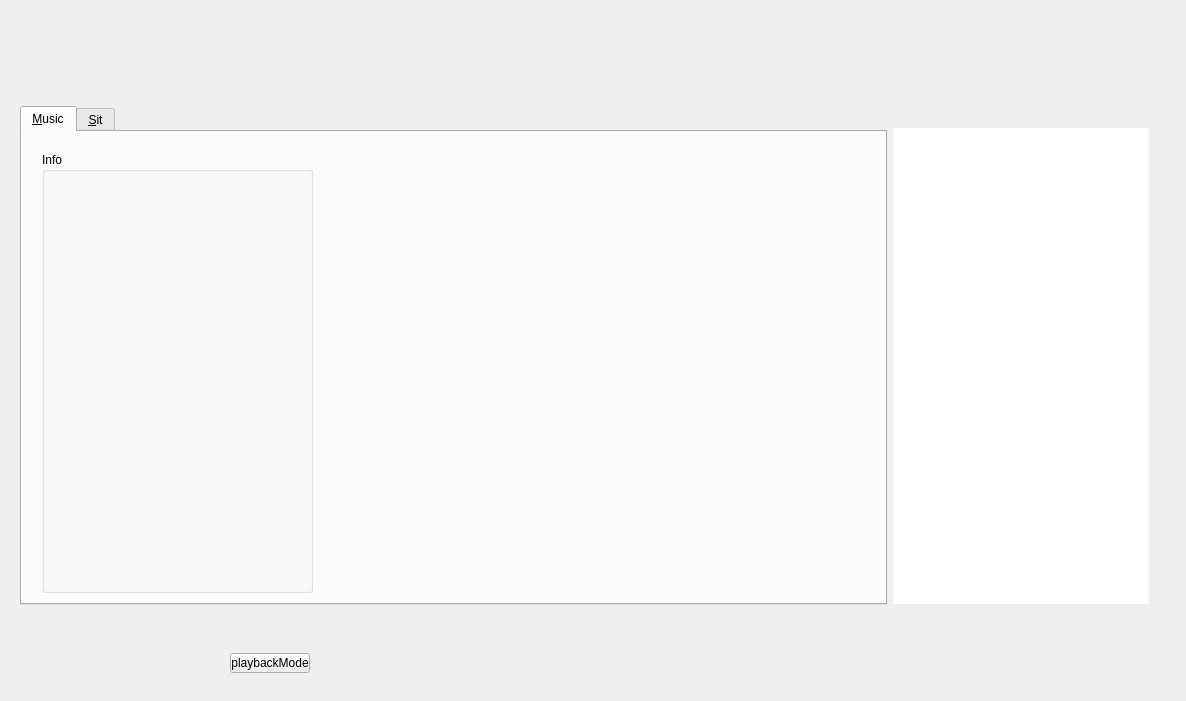
This is myplayer.ui in JiangJinming/Player as Qt 5 draws it before an edit. The edited form follows.
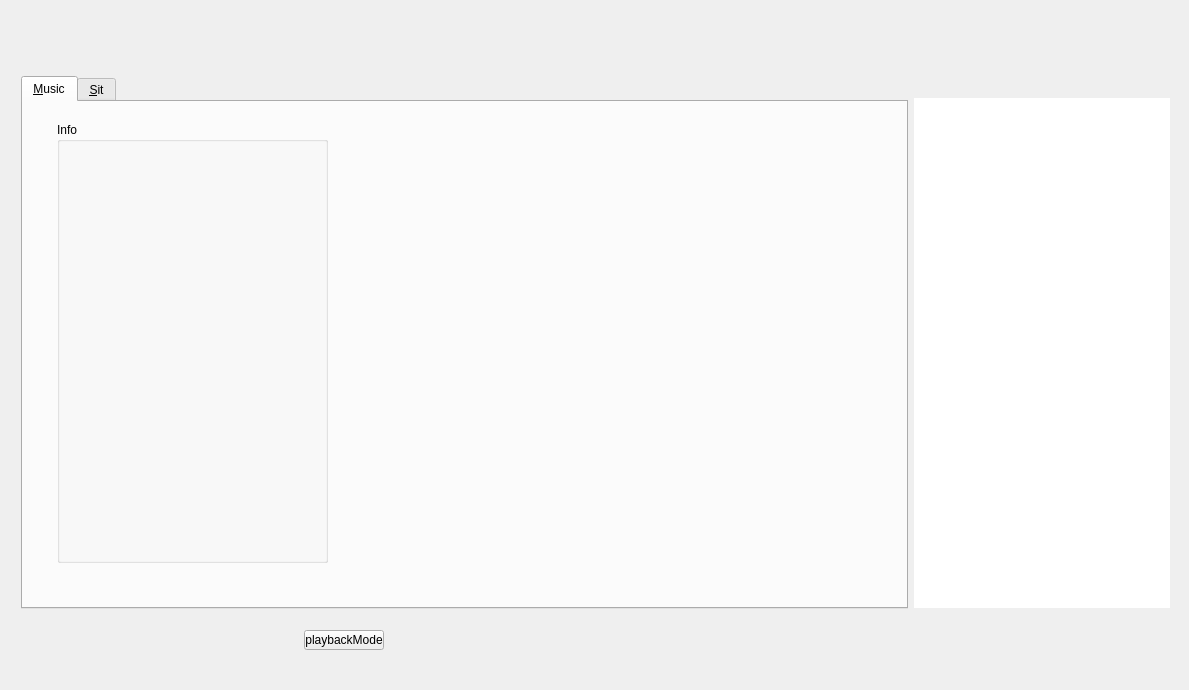
This is the edited form. Icons and pictures are not drawn. Custom widgets are drawn as their Qt base class.

What changed in the file:
```diff
--- a/myplayer.ui
+++ b/myplayer.ui
@@ -6,8 +6,8 @@
    <rect>
     <x>0</x>
     <y>0</y>
-    <width>1186</width>
-    <height>701</height>
+    <width>1189</width>
+    <height>690</height>
    </rect>
   </property>
   <property name="windowTitle">
@@ -17,8 +17,8 @@
    <widget class="QWidget" name="layoutWidget">
     <property name="geometry">
      <rect>
-      <x>350</x>
-      <y>650</y>
+      <x>424</x>
+      <y>627</y>
       <width>491</width>
       <height>17</height>
      </rect>
@@ -50,183 +50,8 @@
    <widget class="QWidget" name="layoutWidget">
     <property name="geometry">
      <rect>
-      <x>9</x>
-      <y>95</y>
-      <width>1151</width>
-      <height>521</height>
-     </rect>
-    </property>
-    <layout class="QHBoxLayout" name="MainHorizontalLayout">
-     <item>
-      <widget class="QTabWidget" name="mainTabWidget">
-       <property name="tabPosition">
-        <enum>QTabWidget::North</enum>
-       </property>
-       <property name="tabShape">
-        <enum>QTabWidget::Rounded</enum>
-       </property>
-       <property name="currentIndex">
-        <number>0</number>
-       </property>
-       <widget class="QWidget" name="musicTap">
-        <attribute name="title">
-         <string>&amp;Music</string>
-        </attribute>
-        <widget class="QGroupBox" name="infoGroupBox">
-         <property name="geometry">
-          <rect>
-           <x>20</x>
-           <y>20</y>
-           <width>271</width>
-           <height>441</height>
-          </rect>
-         </property>
-         <property name="title">
-          <string>Info</string>
-         </property>
-         <widget class="MyInfoWidget" name="infoWidget" native="true">
-          <property name="geometry">
-           <rect>
-            <x>30</x>
-            <y>40</y>
-            <width>211</width>
-            <height>381</height>
-           </rect>
-          </property>
-         </widget>
-        </widget>
-        <widget class="MyLRCWidget" name="LRCWidget" native="true">
-         <property name="geometry">
-          <rect>
-           <x>330</x>
-           <y>40</y>
-           <width>451</width>
-           <height>421</height>
-          </rect>
-         </property>
-        </widget>
-       </widget>
-       <widget class="QWidget" name="sitTab">
-        <attribute name="title">
-         <string>&amp;Sit</string>
-        </attribute>
-        <attribute name="whatsThis">
-         <string>sit something</string>
-        </attribute>
-        <widget class="QLabel" name="addDirLabel">
-         <property name="geometry">
-          <rect>
-           <x>50</x>
-           <y>80</y>
-           <width>71</width>
-           <height>16</height>
-          </rect>
-         </property>
-         <property name="text">
-          <string>add folder</string>
-         </property>
-        </widget>
-        <widget class="QPushButton" name="addDirButton">
-         <property name="geometry">
-          <rect>
-           <x>130</x>
-           <y>80</y>
-           <width>75</width>
-           <height>23</height>
-          </rect>
-         </property>
-         <property name="text">
-          <string>choose</string>
-         </property>
-        </widget>
-        <widget class="QListWidget" name="dirListWidget">
-         <property name="geometry">
-          <rect>
-           <x>60</x>
-           <y>120</y>
-           <width>256</width>
-           <height>192</height>
-          </rect>
-         </property>
-        </widget>
-        <widget class="QPushButton" name="refreshButton">
-         <property name="geometry">
-          <rect>
-           <x>250</x>
-           <y>80</y>
-           <width>80</width>
-           <height>20</height>
-          </rect>
-         </property>
-         <property name="text">
-          <string>refresh</string>
-         </property>
-        </widget>
-       </widget>
-      </widget>
-     </item>
-     <item>
-      <layout class="QVBoxLayout" name="filesVerticalLayout">
-       <item>
-        <spacer name="filesUpVerticalSpacer">
-         <property name="orientation">
-          <enum>Qt::Vertical</enum>
-         </property>
-         <property name="sizeType">
-          <enum>QSizePolicy::Fixed</enum>
-         </property>
-         <property name="sizeHint" stdset="0">
-          <size>
-           <width>20</width>
-           <height>22</height>
-          </size>
-         </property>
-        </spacer>
-       </item>
-       <item>
-        <widget class="QListWidget" name="filesListWidget">
-         <property name="sizePolicy">
-          <sizepolicy hsizetype="Preferred" vsizetype="Expanding">
-           <horstretch>0</horstretch>
-           <verstretch>0</verstretch>
-          </sizepolicy>
-         </property>
-         <property name="styleSheet">
-          <string notr="true"/>
-         </property>
-         <property name="frameShape">
-          <enum>QFrame::NoFrame</enum>
-         </property>
-         <property name="lineWidth">
-          <number>2</number>
-         </property>
-        </widget>
-       </item>
-       <item>
-        <spacer name="filesDownVerticalSpacer">
-         <property name="orientation">
-          <enum>Qt::Vertical</enum>
-         </property>
-         <property name="sizeType">
-          <enum>QSizePolicy::Fixed</enum>
-         </property>
-         <property name="sizeHint" stdset="0">
-          <size>
-           <width>20</width>
-           <height>1</height>
-          </size>
-         </property>
-        </spacer>
-       </item>
-      </layout>
-     </item>
-    </layout>
-   </widget>
-   <widget class="QWidget" name="layoutWidget">
-    <property name="geometry">
-     <rect>
-      <x>860</x>
-      <y>650</y>
+      <x>934</x>
+      <y>627</y>
       <width>128</width>
       <height>17</height>
      </rect>
@@ -288,8 +113,8 @@
    <widget class="QWidget" name="layoutWidget">
     <property name="geometry">
      <rect>
-      <x>9</x>
-      <y>634</y>
+      <x>83</x>
+      <y>611</y>
       <width>160</width>
       <height>58</height>
      </rect>
@@ -393,8 +218,8 @@
    <widget class="QPushButton" name="playbackModeButton">
     <property name="geometry">
      <rect>
-      <x>230</x>
-      <y>653</y>
+      <x>304</x>
+      <y>630</y>
       <width>80</width>
       <height>20</height>
      </rect>
@@ -403,15 +228,200 @@
      <string>playbackMode</string>
     </property>
    </widget>
-   <widget class="MyTitleBar" name="titleBar" native="true">
+   <widget class="QWidget" name="">
     <property name="geometry">
      <rect>
-      <x>-4</x>
+      <x>10</x>
       <y>9</y>
-      <width>1181</width>
-      <height>20</height>
+      <width>1171</width>
+      <height>611</height>
      </rect>
     </property>
+    <layout class="QVBoxLayout" name="verticalLayout">
+     <item>
+      <widget class="MyTitleBar" name="titleBar" native="true">
+       <property name="sizePolicy">
+        <sizepolicy hsizetype="Preferred" vsizetype="Minimum">
+         <horstretch>0</horstretch>
+         <verstretch>0</verstretch>
+        </sizepolicy>
+       </property>
+       <property name="minimumSize">
+        <size>
+         <width>0</width>
+         <height>50</height>
+        </size>
+       </property>
+      </widget>
+     </item>
+     <item>
+      <layout class="QHBoxLayout" name="MainHorizontalLayout">
+       <item>
+        <widget class="QTabWidget" name="mainTabWidget">
+         <property name="tabPosition">
+          <enum>QTabWidget::North</enum>
+         </property>
+         <property name="tabShape">
+          <enum>QTabWidget::Rounded</enum>
+         </property>
+         <property name="currentIndex">
+          <number>0</number>
+         </property>
+         <widget class="QWidget" name="musicTap">
+          <attribute name="title">
+           <string>&amp;Music</string>
+          </attribute>
+          <widget class="QGroupBox" name="infoGroupBox">
+           <property name="geometry">
+            <rect>
+             <x>34</x>
+             <y>20</y>
+             <width>271</width>
+             <height>441</height>
+            </rect>
+           </property>
+           <property name="title">
+            <string>Info</string>
+           </property>
+           <widget class="MyInfoWidget" name="infoWidget" native="true">
+            <property name="geometry">
+             <rect>
+              <x>44</x>
+              <y>40</y>
+              <width>211</width>
+              <height>381</height>
+             </rect>
+            </property>
+           </widget>
+          </widget>
+          <widget class="MyLRCWidget" name="LRCWidget" native="true">
+           <property name="geometry">
+            <rect>
+             <x>344</x>
+             <y>40</y>
+             <width>451</width>
+             <height>421</height>
+            </rect>
+           </property>
+          </widget>
+         </widget>
+         <widget class="QWidget" name="sitTab">
+          <attribute name="title">
+           <string>&amp;Sit</string>
+          </attribute>
+          <attribute name="whatsThis">
+           <string>sit something</string>
+          </attribute>
+          <widget class="QLabel" name="addDirLabel">
+           <property name="geometry">
+            <rect>
+             <x>50</x>
+             <y>80</y>
+             <width>71</width>
+             <height>16</height>
+            </rect>
+           </property>
+           <property name="text">
+            <string>add folder</string>
+           </property>
+          </widget>
+          <widget class="QPushButton" name="addDirButton">
+           <property name="geometry">
+            <rect>
+             <x>130</x>
+             <y>80</y>
+             <width>75</width>
+             <height>23</height>
+            </rect>
+           </property>
+           <property name="text">
+            <string>choose</string>
+           </property>
+          </widget>
+          <widget class="QListWidget" name="dirListWidget">
+           <property name="geometry">
+            <rect>
+             <x>60</x>
+             <y>120</y>
+             <width>256</width>
+             <height>192</height>
+            </rect>
+           </property>
+          </widget>
+          <widget class="QPushButton" name="refreshButton">
+           <property name="geometry">
+            <rect>
+             <x>250</x>
+             <y>80</y>
+             <width>80</width>
+             <height>20</height>
+            </rect>
+           </property>
+           <property name="text">
+            <string>refresh</string>
+           </property>
+          </widget>
+         </widget>
+        </widget>
+       </item>
+       <item>
+        <layout class="QVBoxLayout" name="filesVerticalLayout">
+         <item>
+          <spacer name="filesUpVerticalSpacer">
+           <property name="orientation">
+            <enum>Qt::Vertical</enum>
+           </property>
+           <property name="sizeType">
+            <enum>QSizePolicy::Fixed</enum>
+           </property>
+           <property name="sizeHint" stdset="0">
+            <size>
+             <width>20</width>
+             <height>22</height>
+            </size>
+           </property>
+          </spacer>
+         </item>
+         <item>
+          <widget class="QListWidget" name="filesListWidget">
+           <property name="sizePolicy">
+            <sizepolicy hsizetype="Preferred" vsizetype="Expanding">
+             <horstretch>0</horstretch>
+             <verstretch>0</verstretch>
+            </sizepolicy>
+           </property>
+           <property name="styleSheet">
+            <string notr="true"/>
+           </property>
+           <property name="frameShape">
+            <enum>QFrame::NoFrame</enum>
+           </property>
+           <property name="lineWidth">
+            <number>2</number>
+           </property>
+          </widget>
+         </item>
+         <item>
+          <spacer name="filesDownVerticalSpacer">
+           <property name="orientation">
+            <enum>Qt::Vertical</enum>
+           </property>
+           <property name="sizeType">
+            <enum>QSizePolicy::Fixed</enum>
+           </property>
+           <property name="sizeHint" stdset="0">
+            <size>
+             <width>20</width>
+             <height>1</height>
+            </size>
+           </property>
+          </spacer>
+         </item>
+        </layout>
+       </item>
+      </layout>
+     </item>
+    </layout>
    </widget>
   </widget>
  </widget>
```
